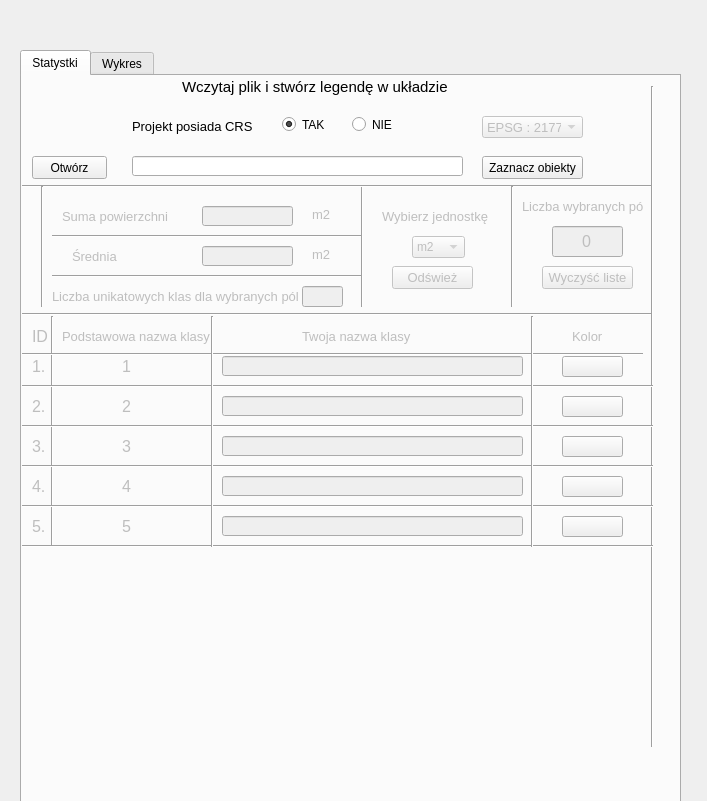
Old version of the form form.ui in the repository michalasia10/FieldClassifier.
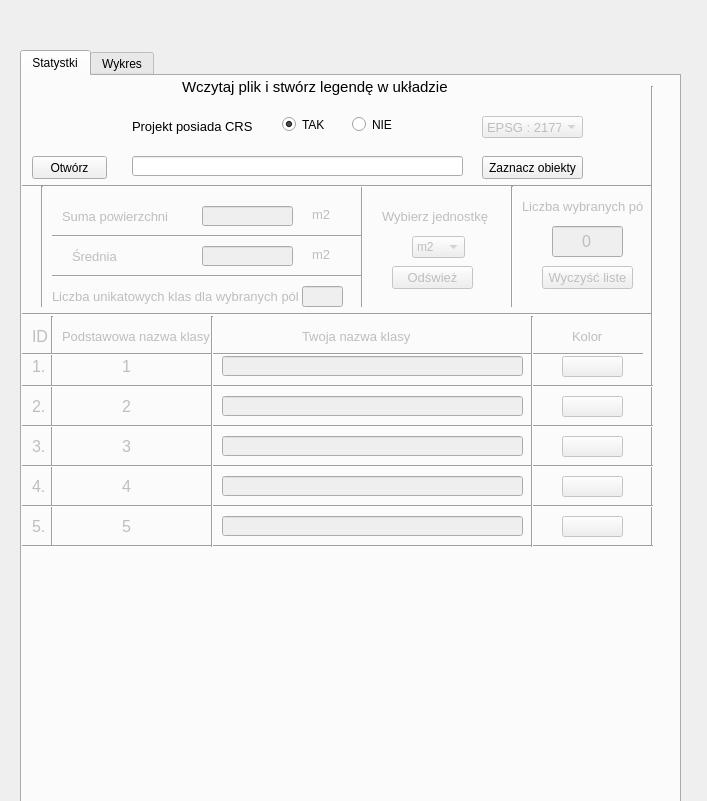
New version of the form. Custom widgets are drawn as their Qt base class.

Commit message: * reformat UI * add method to activate widget for proper class

```diff
--- a/form.ui
+++ b/form.ui
@@ -468,7 +468,7 @@
        <x>620</x>
        <y>10</y>
        <width>20</width>
-       <height>661</height>
+       <height>461</height>
       </rect>
      </property>
      <property name="orientation">
@@ -599,6 +599,9 @@
      </property>
     </widget>
     <widget class="QgsColorButton" name="mColorButton">
+     <property name="enabled">
+      <bool>false</bool>
+     </property>
      <property name="geometry">
       <rect>
        <x>540</x>
@@ -623,6 +626,9 @@
      </property>
     </widget>
     <widget class="QgsColorButton" name="mColorButton_2">
+     <property name="enabled">
+      <bool>false</bool>
+     </property>
      <property name="geometry">
       <rect>
        <x>540</x>
@@ -647,6 +653,9 @@
      </property>
     </widget>
     <widget class="QgsColorButton" name="mColorButton_3">
+     <property name="enabled">
+      <bool>false</bool>
+     </property>
      <property name="geometry">
       <rect>
        <x>540</x>
@@ -671,6 +680,9 @@
      </property>
     </widget>
     <widget class="QgsColorButton" name="mColorButton_4">
+     <property name="enabled">
+      <bool>false</bool>
+     </property>
      <property name="geometry">
       <rect>
        <x>540</x>
@@ -695,6 +707,9 @@
      </property>
     </widget>
     <widget class="QgsColorButton" name="mColorButton_5">
+     <property name="enabled">
+      <bool>false</bool>
+     </property>
      <property name="geometry">
       <rect>
        <x>540</x>
```
The commit also changes 2 other files.
